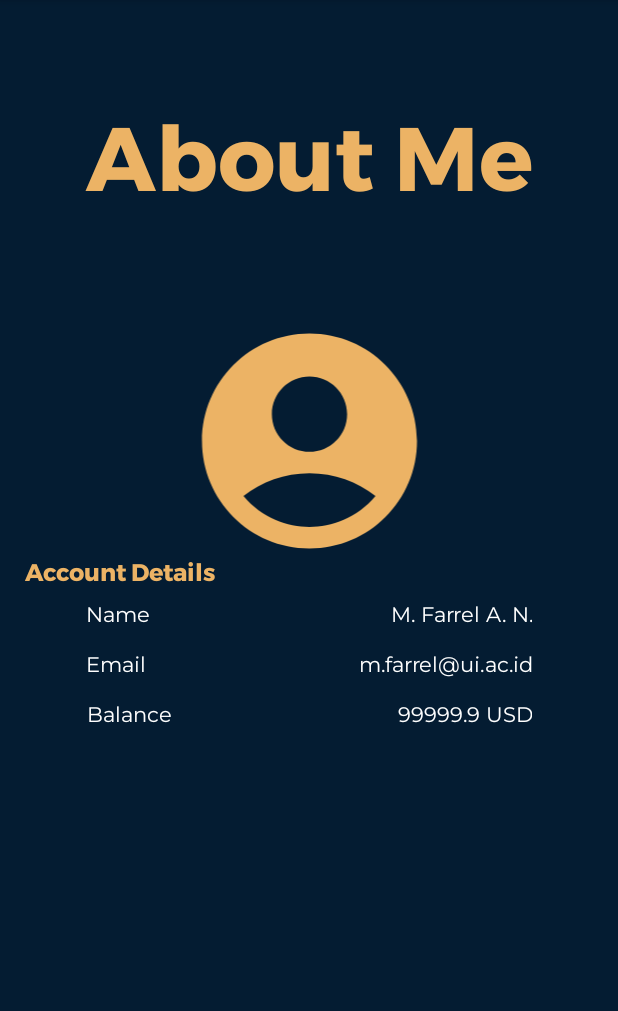
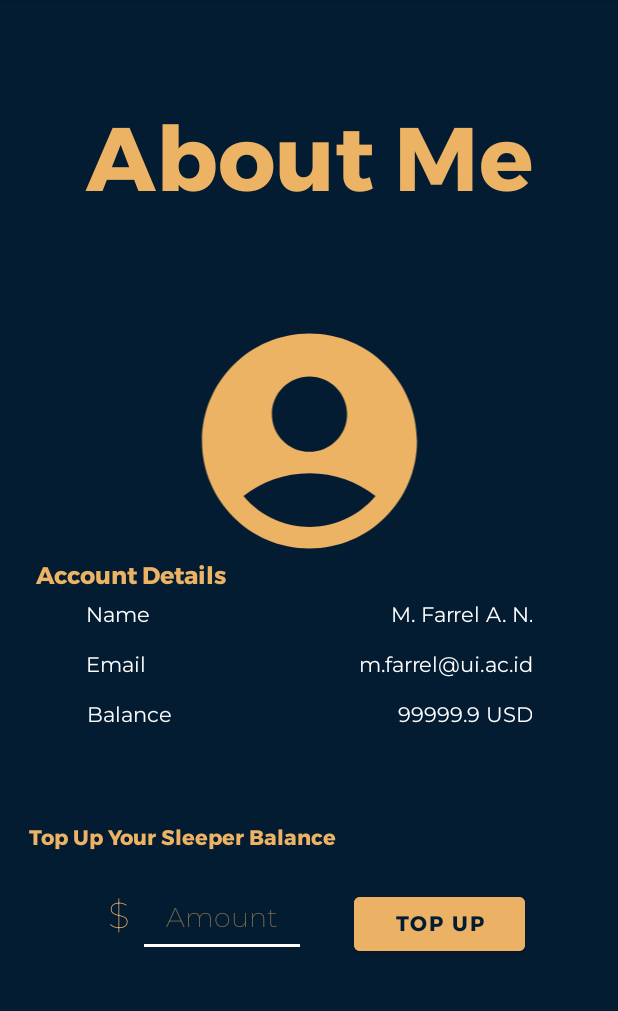
Before and after one commit to FarrelAN/jsleep-android, an Android app: the AboutMe screen opened directly, with no data from a screen before it, on a phone screen of 412 x 824 dp, the part 84-1095 px from its top. Run offline under Robolectric (Android 15) with nearby library versions, the phone set to English and light mode, and no system bars; Roboto replaces fonts that are not available here.

Commit message:
TP Modul 9

```diff
--- a/app/build.gradle
+++ b/app/build.gradle
@@ -33,7 +33,6 @@ android {
 }
 
 dependencies {
-
     implementation 'androidx.core:core-ktx:1.7.0'
     implementation 'androidx.appcompat:appcompat:1.4.1'
     implementation 'com.google.android.material:material:1.5.0'
@@ -42,4 +41,6 @@ dependencies {
     androidTestImplementation 'androidx.test.ext:junit:1.1.3'
     androidTestImplementation 'androidx.test.espresso:espresso-core:3.4.0'
     implementation 'com.google.code.gson:gson:2.10'
+    implementation 'com.squareup.retrofit2:retrofit:2.9.0'
+    implementation 'com.squareup.retrofit2:converter-gson:2.9.0'
 }
--- a/app/src/main/AndroidManifest.xml
+++ b/app/src/main/AndroidManifest.xml
@@ -1,6 +1,7 @@
 <?xml version="1.0" encoding="utf-8"?>
 <manifest xmlns:android="http://schemas.android.com/apk/res/android"
     xmlns:tools="http://schemas.android.com/tools">
+    <uses-permission android:name="android.permission.INTERNET" />
 
     <application
         android:allowBackup="true"
@@ -8,7 +9,7 @@
         android:fullBackupContent="@xml/backup_rules"
         android:icon="@mipmap/ic_launcher"
         android:label="@string/app_name"
-        android:roundIcon="@mipmap/ic_launcher  "
+        android:roundIcon="@mipmap/ic_launcher"
         android:supportsRtl="true"
         android:theme="@style/Theme.Jsleepandroid"
         tools:targetApi="31">
--- a/app/src/main/res/layout/activity_about_me.xml
+++ b/app/src/main/res/layout/activity_about_me.xml
@@ -7,6 +7,36 @@
     android:background="@color/bg"
     tools:context=".AboutMe">
 
+
+    <Button
+        android:id="@+id/button2"
+        android:layout_width="114dp"
+        android:layout_height="48dp"
+        android:layout_marginStart="32dp"
+        android:layout_marginBottom="128dp"
+        android:backgroundTint="#EBB265"
+        android:fontFamily="@font/montserrat_bold"
+        android:text="Top Up"
+        android:textColor="@color/bg"
+        android:textColorHint="@color/bg"
+        android:textColorLink="@color/bg"
+        app:layout_constraintBottom_toBottomOf="parent"
+        app:layout_constraintStart_toEndOf="@+id/editTextNumberDecimal" />
+
+    <TextView
+        android:id="@+id/textView6"
+        android:layout_width="wrap_content"
+        android:layout_height="wrap_content"
+        android:fontFamily="@font/montserrat_bold"
+        android:text="Top Up Your Sleeper Balance"
+        android:textColor="#ECB365"
+        android:textSize="14sp"
+        app:layout_constraintBottom_toBottomOf="parent"
+        app:layout_constraintEnd_toEndOf="parent"
+        app:layout_constraintHorizontal_bias="0.094"
+        app:layout_constraintStart_toStartOf="parent"
+        app:layout_constraintTop_toTopOf="parent"
+        app:layout_constraintVertical_bias="0.734" />
 
     <TextView
         android:id="@+id/aboutme"
@@ -28,8 +58,7 @@
         android:id="@+id/accountdetails"
         android:layout_width="159dp"
         android:layout_height="0dp"
-        android:layout_marginEnd="56dp"
-        android:layout_marginBottom="6dp"
+        android:layout_marginBottom="4dp"
         android:fontFamily="@font/montserrat_bold"
         android:gravity="center_horizontal"
         android:text="Account Details"
@@ -38,7 +67,7 @@
         app:layout_constraintBottom_toTopOf="@+id/linearLayout"
         app:layout_constraintEnd_toEndOf="parent"
         app:layout_constraintEnd_toStartOf="@+id/linearLayout2"
-        app:layout_constraintHorizontal_bias="0.0"
+        app:layout_constraintHorizontal_bias="0.135"
         app:layout_constraintStart_toStartOf="parent" />
 
     <LinearLayout
@@ -151,5 +180,37 @@
         app:layout_constraintEnd_toEndOf="parent"
         app:layout_constraintStart_toStartOf="parent" />
 
+    <EditText
+        android:id="@+id/editTextNumberDecimal"
+        android:layout_width="112dp"
+        android:layout_height="48dp"
+        android:layout_marginStart="92dp"
+        android:layout_marginTop="20dp"
+        android:backgroundTint="@color/white"
+        android:ems="10"
+        android:fontFamily="@font/montserrat_extralight_italic"
+        android:foregroundTint="@color/white"
+        android:gravity="center_horizontal"
+        android:hint="Amount"
+        android:inputType="numberDecimal"
+        android:textColorHint="#80ECB365"
+        app:layout_constraintStart_toStartOf="parent"
+        app:layout_constraintTop_toBottomOf="@+id/textView6" />
+
+    <TextView
+        android:id="@+id/textView7"
+        android:layout_width="20dp"
+        android:layout_height="37dp"
+        android:layout_marginTop="4dp"
+        android:fontFamily="@font/montserrat_thin"
+        android:gravity="center_vertical"
+        android:text="$"
+        android:textColor="#EBB265"
+        android:textColorHighlight="#EBB265"
+        android:textColorHint="#EBB265"
+        android:textSize="24sp"
+        app:layout_constraintEnd_toStartOf="@+id/editTextNumberDecimal"
+        app:layout_constraintTop_toTopOf="@+id/editTextNumberDecimal" />
+
 
 </androidx.constraintlayout.widget.ConstraintLayout>
--- a/app/src/main/res/layout/activity_main.xml
+++ b/app/src/main/res/layout/activity_main.xml
@@ -16,8 +16,8 @@
         android:layout_marginEnd="1dp"
         android:layout_marginBottom="1dp"
         android:backgroundTint="@color/bg"
-        android:background="@color/bg"
-        android:cacheColorHint="@color/bg"
+        android:background="@color/white"
+        android:cacheColorHint="@color/white"
         android:textColor="@color/white"
         app:layout_constraintBottom_toBottomOf="parent"
         app:layout_constraintEnd_toEndOf="parent"
--- a/app/src/main/res/values-night/themes.xml
+++ b/app/src/main/res/values-night/themes.xml
@@ -6,9 +6,9 @@
         <item name="colorPrimaryVariant">@color/bg</item>
         <item name="colorOnPrimary">@color/white</item>
         <!-- Secondary brand color. -->
-        <item name="colorSecondary">@color/teal_200</item>
+        <item name="colorSecondary">@color/white</item>
         <item name="colorSecondaryVariant">@color/teal_200</item>
-        <item name="colorOnSecondary">@color/bg</item>
+        <item name="colorOnSecondary">@color/white</item>
         <!-- Status bar color. -->
         <item name="android:statusBarColor">?attr/colorPrimaryVariant</item>
     </style>
--- a/app/src/main/res/values/themes.xml
+++ b/app/src/main/res/values/themes.xml
@@ -6,9 +6,9 @@
         <item name="colorPrimaryVariant">@color/bg</item>
         <item name="colorOnPrimary">@color/white</item>
         <!-- Secondary brand color. -->
-        <item name="colorSecondary">@color/teal_200</item>
+        <item name="colorSecondary">@color/white</item>
         <item name="colorSecondaryVariant">@color/teal_700</item>
-        <item name="colorOnSecondary">@color/bg</item>
+        <item name="colorOnSecondary">@color/white</item>
         <!-- Status bar color. -->
         <item name="android:statusBarColor">?attr/colorPrimaryVariant</item>
     </style>
```
Also changed, not shown: app/src/main/java/com/MFarrelAthaillahNugrohoJSleepMN/jsleep_android/LoginActivity.java (+41 -2 lines), app/src/main/java/com/MFarrelAthaillahNugrohoJSleepMN/jsleep_android/model/Account.java (+4 -34 lines), app/src/main/java/com/MFarrelAthaillahNugrohoJSleepMN/jsleep_android/model/Renter.java (+5 -19 lines), app/src/main/java/com/MFarrelAthaillahNugrohoJSleepMN/jsleep_android/model/Room.java (+9 -27 lines), app/src/main/java/com/MFarrelAthaillahNugrohoJSleepMN/jsleep_android/model/Serializable.java (+4 -37 lines), app/src/main/java/com/MFarrelAthaillahNugrohoJSleepMN/jsleep_android/request/BaseApiService.java (added, +51 -0 lines), app/src/main/java/com/MFarrelAthaillahNugrohoJSleepMN/jsleep_android/request/RetrofitClient.java (added, +18 -0 lines), app/src/main/java/com/MFarrelAthaillahNugrohoJSleepMN/jsleep_android/request/UtilsApi.java (added, +9 -0 lines).
